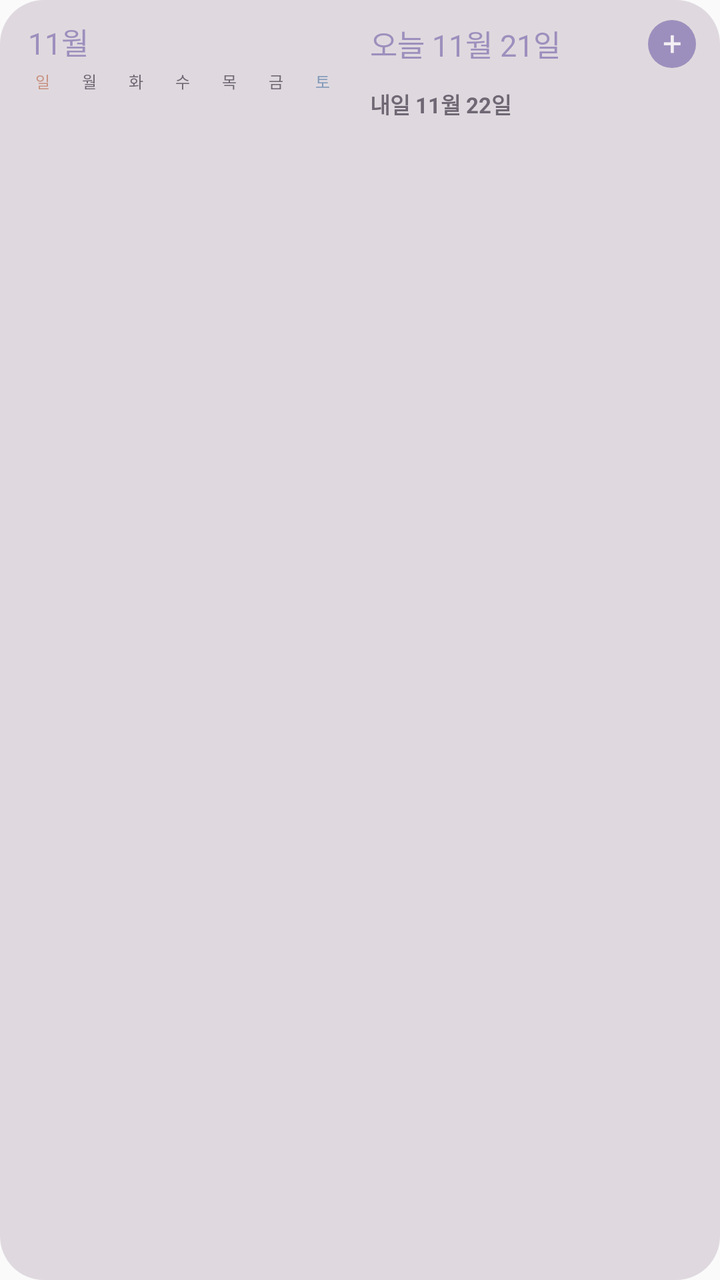
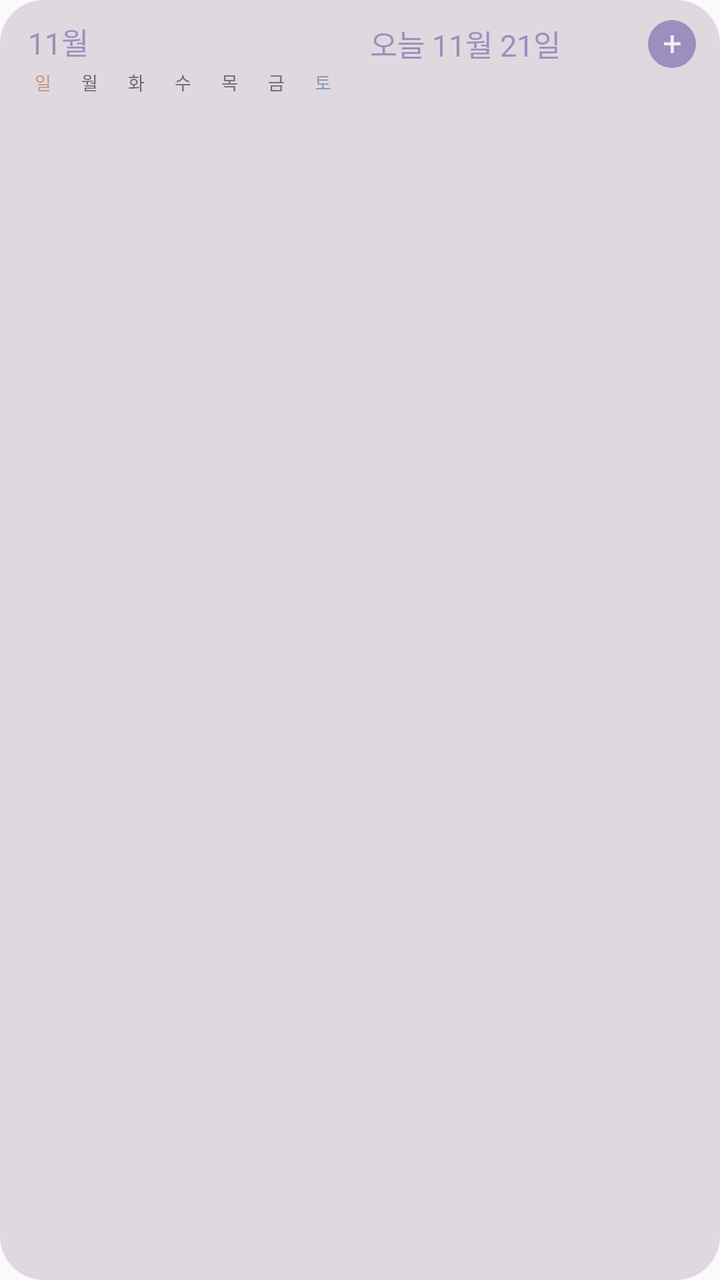

Two renders of the same Android screen: before a commit and after it. Below are the layout's source before the change and the commit's diff.
<!-- AndroidManifest.xml: application theme AppTheme -->
<!-- res/layout/w_duo.xml -->
<?xml version="1.0" encoding="utf-8"?>
<LinearLayout xmlns:android="http://schemas.android.com/apk/res/android"
    android:id="@+id/w_root"
    android:layout_width="match_parent"
    android:layout_height="match_parent"
    android:background="@drawable/w_bg"
    android:orientation="horizontal"
    android:paddingStart="10dp"
    android:paddingTop="10dp"
    android:paddingEnd="12dp"
    android:paddingBottom="10dp">

    <LinearLayout
        android:id="@+id/w_left"
        android:layout_width="0dp"
        android:layout_height="match_parent"
        android:layout_weight="1"
        android:orientation="vertical">

        <TextView
            android:id="@+id/w_month"
            android:layout_width="wrap_content"
            android:layout_height="wrap_content"
            android:layout_marginStart="4dp"
            android:fontFamily="@font/griun_cherry"
            android:includeFontPadding="false"
            android:text="11월"
            android:textColor="@color/w_lav"
            android:textSize="15sp" />

        <LinearLayout
            android:layout_width="match_parent"
            android:layout_height="wrap_content"
            android:layout_marginTop="3dp"
            android:orientation="horizontal">
            <TextView android:layout_width="0dp" android:layout_height="wrap_content" android:layout_weight="1" android:gravity="center" android:includeFontPadding="false" android:text="일" android:textColor="@color/w_peach" android:textSize="8sp" />
            <TextView android:layout_width="0dp" android:layout_height="wrap_content" android:layout_weight="1" android:gravity="center" android:includeFontPadding="false" android:text="월" android:textColor="@color/w_muted" android:textSize="8sp" />
            <TextView android:layout_width="0dp" android:layout_height="wrap_content" android:layout_weight="1" android:gravity="center" android:includeFontPadding="false" android:text="화" android:textColor="@color/w_muted" android:textSize="8sp" />
            <TextView android:layout_width="0dp" android:layout_height="wrap_content" android:layout_weight="1" android:gravity="center" android:includeFontPadding="false" android:text="수" android:textColor="@color/w_muted" android:textSize="8sp" />
            <TextView android:layout_width="0dp" android:layout_height="wrap_content" android:layout_weight="1" android:gravity="center" android:includeFontPadding="false" android:text="목" android:textColor="@color/w_muted" android:textSize="8sp" />
            <TextView android:layout_width="0dp" android:layout_height="wrap_content" android:layout_weight="1" android:gravity="center" android:includeFontPadding="false" android:text="금" android:textColor="@color/w_muted" android:textSize="8sp" />
            <TextView android:layout_width="0dp" android:layout_height="wrap_content" android:layout_weight="1" android:gravity="center" android:includeFontPadding="false" android:text="토" android:textColor="@color/w_sky" android:textSize="8sp" />
        </LinearLayout>

        <LinearLayout
            android:id="@+id/w_grid"
            android:layout_width="match_parent"
            android:layout_height="0dp"
            android:layout_marginTop="2dp"
            android:layout_weight="1"
            android:orientation="vertical" />
    </LinearLayout>

    <LinearLayout
        android:layout_width="0dp"
        android:layout_height="match_parent"
        android:layout_marginStart="12dp"
        android:layout_weight="1"
        android:orientation="vertical">

        <LinearLayout
            android:layout_width="match_parent"
            android:layout_height="wrap_content"
            android:gravity="center_vertical"
            android:orientation="horizontal">

            <TextView
                android:id="@+id/w_today_head"
                android:layout_width="0dp"
                android:layout_height="wrap_content"
                android:layout_weight="1"
                android:fontFamily="@font/griun_cherry"
                android:includeFontPadding="false"
                android:maxLines="1"
                android:text="오늘 11월 21일"
                android:textColor="@color/w_lav"
                android:textSize="15sp" />

            <TextView
                android:id="@+id/w_add"
                android:layout_width="24dp"
                android:layout_height="24dp"
                android:background="@drawable/w_plus"
                android:contentDescription="일정 추가"
                android:gravity="center"
                android:includeFontPadding="false"
                android:text="+"
                android:textColor="@color/w_on"
                android:textSize="17sp" />
        </LinearLayout>

        <LinearLayout
            android:id="@+id/w_today_rows"
            android:layout_width="match_parent"
            android:layout_height="wrap_content"
            android:layout_marginTop="4dp"
            android:orientation="vertical" />

        <TextView
            android:id="@+id/w_tom_head"
            android:layout_width="match_parent"
            android:layout_height="wrap_content"
            android:layout_marginTop="6dp"
            android:includeFontPadding="false"
            android:maxLines="1"
            android:text="내일 11월 22일"
            android:textColor="@color/w_muted"
            android:textSize="11sp"
            android:textStyle="bold" />

        <LinearLayout
            android:id="@+id/w_tom_rows"
            android:layout_width="match_parent"
            android:layout_height="wrap_content"
            android:layout_marginTop="3dp"
            android:orientation="vertical" />
    </LinearLayout>
</LinearLayout>
<!-- resources referenced by this layout -->
<resources>
  <color name="w_lav">#9D8FBD</color>
  <color name="w_muted">#6F6874</color>
  <color name="w_on">#F3EFF3</color>
  <color name="w_peach">#C99484</color>
  <color name="w_sky">#8199B8</color>
  <!-- drawable w_bg (drawable) -->
  <?xml version="1.0" encoding="utf-8"?>
  <shape xmlns:android="http://schemas.android.com/apk/res/android" android:shape="rectangle">
      <solid android:color="@color/w_bg" />
      <corners android:radius="22dp" />
  </shape>
  <!-- drawable w_plus (drawable) -->
  <?xml version="1.0" encoding="utf-8"?>
  <shape xmlns:android="http://schemas.android.com/apk/res/android" android:shape="oval">
      <solid android:color="@color/w_lav" />
  </shape>
  <style name="AppTheme" parent="Theme.AppCompat.Light.DarkActionBar">
          <item name="colorPrimary">@color/colorPrimary</item>
          <item name="colorPrimaryDark">@color/colorPrimaryDark</item>
          <item name="colorAccent">@color/colorAccent</item>
      </style>
  <color name="w_bg">#DFD9DF</color>
  <color name="colorPrimary">#9D8FBD</color>
  <color name="colorPrimaryDark">#D5CFD6</color>
  <color name="colorAccent">#9D8FBD</color>
</resources>

<!-- the commit's change to res/layout/w_duo.xml (unified diff, before → after) -->
@@ -1,118 +1,113 @@
 <?xml version="1.0" encoding="utf-8"?>
-<LinearLayout xmlns:android="http://schemas.android.com/apk/res/android"
+<FrameLayout xmlns:android="http://schemas.android.com/apk/res/android"
     android:id="@+id/w_root"
     android:layout_width="match_parent"
-    android:layout_height="match_parent"
-    android:background="@drawable/w_bg"
-    android:orientation="horizontal"
-    android:paddingStart="10dp"
-    android:paddingTop="10dp"
-    android:paddingEnd="12dp"
-    android:paddingBottom="10dp">
+    android:layout_height="match_parent">
+
+    
+    <ImageView
+        android:id="@+id/w_bgimg"
+        android:layout_width="match_parent"
+        android:layout_height="match_parent"
+        android:importantForAccessibility="no"
+        android:scaleType="fitXY"
+        android:src="@drawable/w_bg" />
 
     <LinearLayout
-        android:id="@+id/w_left"
-        android:layout_width="0dp"
+        android:layout_width="match_parent"
         android:layout_height="match_parent"
-        android:layout_weight="1"
-        android:orientation="vertical">
-
-        <TextView
-            android:id="@+id/w_month"
-            android:layout_width="wrap_content"
-            android:layout_height="wrap_content"
-            android:layout_marginStart="4dp"
-            android:fontFamily="@font/griun_cherry"
-            android:includeFontPadding="false"
-            android:text="11월"
-            android:textColor="@color/w_lav"
-            android:textSize="15sp" />
+        android:orientation="horizontal"
+        android:paddingStart="10dp"
+        android:paddingTop="10dp"
+        android:paddingEnd="12dp"
+        android:paddingBottom="10dp">
 
         <LinearLayout
-            android:layout_width="match_parent"
-            android:layout_height="wrap_content"
-            android:layout_marginTop="3dp"
-            android:orientation="horizontal">
-            <TextView android:layout_width="0dp" android:layout_height="wrap_content" android:layout_weight="1" android:gravity="center" android:includeFontPadding="false" android:text="일" android:textColor="@color/w_peach" android:textSize="8sp" />
-            <TextView android:layout_width="0dp" android:layout_height="wrap_content" android:layout_weight="1" android:gravity="center" android:includeFontPadding="false" android:text="월" android:textColor="@color/w_muted" android:textSize="8sp" />
-            <TextView android:layout_width="0dp" android:layout_height="wrap_content" android:layout_weight="1" android:gravity="center" android:includeFontPadding="false" android:text="화" android:textColor="@color/w_muted" android:textSize="8sp" />
-            <TextView android:layout_width="0dp" android:layout_height="wrap_content" android:layout_weight="1" android:gravity="center" android:includeFontPadding="false" android:text="수" android:textColor="@color/w_muted" android:textSize="8sp" />
-            <TextView android:layout_width="0dp" android:layout_height="wrap_content" android:layout_weight="1" android:gravity="center" android:includeFontPadding="false" android:text="목" android:textColor="@color/w_muted" android:textSize="8sp" />
-            <TextView android:layout_width="0dp" android:layout_height="wrap_content" android:layout_weight="1" android:gravity="center" android:includeFontPadding="false" android:text="금" android:textColor="@color/w_muted" android:textSize="8sp" />
-            <TextView android:layout_width="0dp" android:layout_height="wrap_content" android:layout_weight="1" android:gravity="center" android:includeFontPadding="false" android:text="토" android:textColor="@color/w_sky" android:textSize="8sp" />
+            android:id="@+id/w_left"
+            android:layout_width="0dp"
+            android:layout_height="match_parent"
+            android:layout_weight="1"
+            android:orientation="vertical">
+
+            <TextView
+                android:id="@+id/w_month"
+                android:layout_width="wrap_content"
+                android:layout_height="wrap_content"
+                android:layout_marginStart="4dp"
+                android:fontFamily="@font/griun_cherry"
+                android:includeFontPadding="false"
+                android:text="11월"
+                android:textColor="@color/w_lav"
+                android:textSize="15sp" />
+
+            <LinearLayout
+                android:layout_width="match_parent"
+                android:layout_height="wrap_content"
+                android:layout_marginTop="3dp"
+                android:orientation="horizontal">
+                <TextView android:layout_width="0dp" android:layout_height="wrap_content" android:layout_weight="1" android:gravity="center" android:includeFontPadding="false" android:text="일" android:textColor="@color/w_peach" android:textSize="9sp" />
+                <TextView android:layout_width="0dp" android:layout_height="wrap_content" android:layout_weight="1" android:gravity="center" android:includeFontPadding="false" android:text="월" android:textColor="@color/w_muted" android:textSize="9sp" />
+                <TextView android:layout_width="0dp" android:layout_height="wrap_content" android:layout_weight="1" android:gravity="center" android:includeFontPadding="false" android:text="화" android:textColor="@color/w_muted" android:textSize="9sp" />
+                <TextView android:layout_width="0dp" android:layout_height="wrap_content" android:layout_weight="1" android:gravity="center" android:includeFontPadding="false" android:text="수" android:textColor="@color/w_muted" android:textSize="9sp" />
+                <TextView android:layout_width="0dp" android:layout_height="wrap_content" android:layout_weight="1" android:gravity="center" android:includeFontPadding="false" android:text="목" android:textColor="@color/w_muted" android:textSize="9sp" />
+                <TextView android:layout_width="0dp" android:layout_height="wrap_content" android:layout_weight="1" android:gravity="center" android:includeFontPadding="false" android:text="금" android:textColor="@color/w_muted" android:textSize="9sp" />
+                <TextView android:layout_width="0dp" android:layout_height="wrap_content" android:layout_weight="1" android:gravity="center" android:includeFontPadding="false" android:text="토" android:textColor="@color/w_sky" android:textSize="9sp" />
+            </LinearLayout>
+
+            <LinearLayout
+                android:id="@+id/w_grid"
+                android:layout_width="match_parent"
+                android:layout_height="0dp"
+                android:layout_marginTop="2dp"
+                android:layout_weight="1"
+                android:orientation="vertical" />
         </LinearLayout>
 
         <LinearLayout
-            android:id="@+id/w_grid"
-            android:layout_width="match_parent"
-            android:layout_height="0dp"
-            android:layout_marginTop="2dp"
+            android:layout_width="0dp"
+            android:layout_height="match_parent"
+            android:layout_marginStart="12dp"
             android:layout_weight="1"
-            android:orientation="vertical" />
+            android:orientation="vertical">
+
+            <LinearLayout
+                android:layout_width="match_parent"
+                android:layout_height="wrap_content"
+                android:gravity="center_vertical"
+                android:orientation="horizontal">
+
+                <TextView
+                    android:id="@+id/w_today_head"
+                    android:layout_width="0dp"
+                    android:layout_height="wrap_content"
+                    android:layout_weight="1"
+                    android:fontFamily="@font/griun_cherry"
+                    android:includeFontPadding="false"
+                    android:maxLines="1"
+                    android:text="오늘 11월 21일"
+                    android:textColor="@color/w_lav"
+                    android:textSize="15sp" />
+
+                <TextView
+                    android:id="@+id/w_add"
+                    android:layout_width="24dp"
+                    android:layout_height="24dp"
+                    android:background="@drawable/w_plus"
+                    android:contentDescription="일정 추가"
+                    android:gravity="center"
+                    android:includeFontPadding="false"
+                    android:text="+"
+                    android:textColor="@color/w_on"
+                    android:textSize="17sp" />
+            </LinearLayout>
+
+            <LinearLayout
+                android:id="@+id/w_list"
+                android:layout_width="match_parent"
+                android:layout_height="0dp"
+                android:layout_marginTop="4dp"
+                android:layout_weight="1"
+                android:orientation="vertical" />
+        </LinearLayout>
     </LinearLayout>
-
-    <LinearLayout
-        android:layout_width="0dp"
-        android:layout_height="match_parent"
-        android:layout_marginStart="12dp"
-        android:layout_weight="1"
-        android:orientation="vertical">
-
-        <LinearLayout
-            android:layout_width="match_parent"
-            android:layout_height="wrap_content"
-            android:gravity="center_vertical"
-            android:orientation="horizontal">
-
-            <TextView
-                android:id="@+id/w_today_head"
-                android:layout_width="0dp"
-                android:layout_height="wrap_content"
-                android:layout_weight="1"
-                android:fontFamily="@font/griun_cherry"
-                android:includeFontPadding="false"
-                android:maxLines="1"
-                android:text="오늘 11월 21일"
-                android:textColor="@color/w_lav"
-                android:textSize="15sp" />
-
-            <TextView
-                android:id="@+id/w_add"
-                android:layout_width="24dp"
-                android:layout_height="24dp"
-                android:background="@drawable/w_plus"
-                android:contentDescription="일정 추가"
-                android:gravity="center"
-                android:includeFontPadding="false"
-                android:text="+"
-                android:textColor="@color/w_on"
-                android:textSize="17sp" />
-        </LinearLayout>
-
-        <LinearLayout
-            android:id="@+id/w_today_rows"
-            android:layout_width="match_parent"
-            android:layout_height="wrap_content"
-            android:layout_marginTop="4dp"
-            android:orientation="vertical" />
-
-        <TextView
-            android:id="@+id/w_tom_head"
-            android:layout_width="match_parent"
-            android:layout_height="wrap_content"
-            android:layout_marginTop="6dp"
-            android:includeFontPadding="false"
-            android:maxLines="1"
-            android:text="내일 11월 22일"
-            android:textColor="@color/w_muted"
-            android:textSize="11sp"
-            android:textStyle="bold" />
-
-        <LinearLayout
-            android:id="@+id/w_tom_rows"
-            android:layout_width="match_parent"
-            android:layout_height="wrap_content"
-            android:layout_marginTop="3dp"
-            android:orientation="vertical" />
-    </LinearLayout>
-</LinearLayout>
+</FrameLayout>
